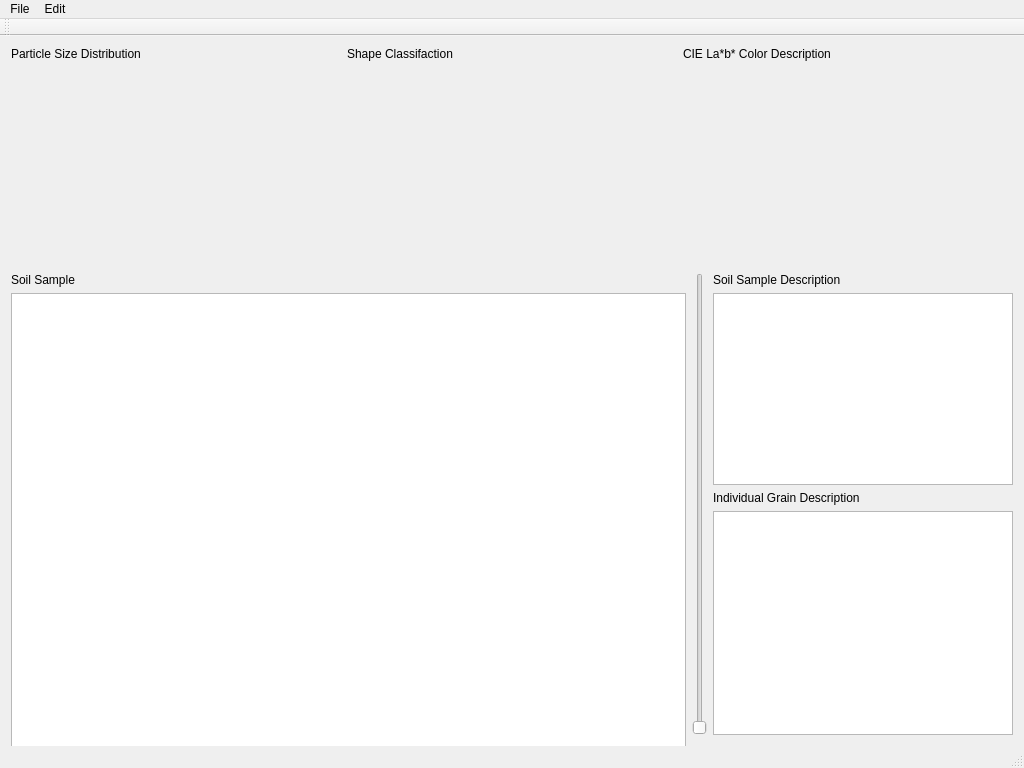
jellespijker/VisionSoilAnalyzer, file src/VisionSoilAnalyzer/VSAGUI/vsagui.ui: the form before one commit.
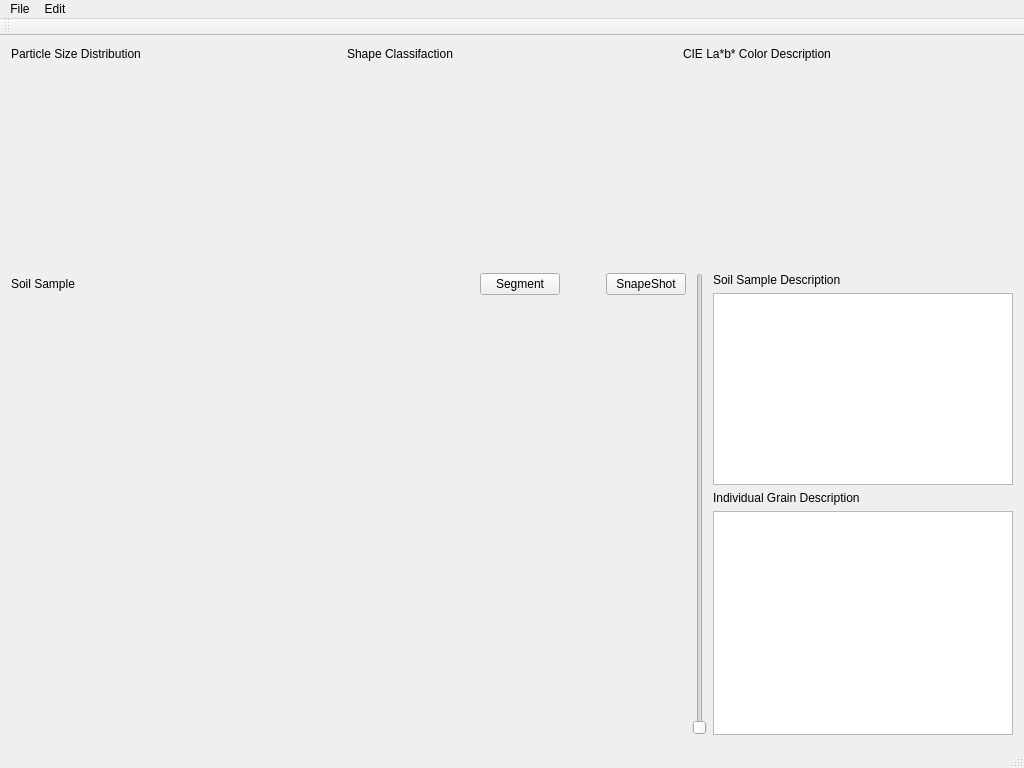
The form after the commit. Icons and pictures are not drawn. Custom widgets are drawn as their Qt base class.

Commit message: Image show fixed (sort off) 	modified:   src/VisionSoilAnalyzer/Hardware/CMakeLists.txt 	modified:   src/VisionSoilAnalyzer/Hardware/Hardware.h 	modified:   src/VisionSoilAnalyzer/Hardware/Microscope.cpp 	modified:   src/VisionSoilAnalyzer/Hardware/Microscope.h 	modified:   src/VisionSoilAnalyzer/VSAGUI/VSAGUI.pro 	modified:   src/VisionSoilAnalyzer/VSAGUI/opencvqt.h 	modified:   src/VisionSoilAnalyzer/VSAGUI/vsagui.cpp 	modified:   src/VisionSoilAnalyzer/VSAGUI/vsagui.h 	modified:   src/VisionSoilAnalyzer/VSAGUI/vsagui.ui

The edit to the form file:
```diff
--- a/src/VisionSoilAnalyzer/VSAGUI/vsagui.ui
+++ b/src/VisionSoilAnalyzer/VSAGUI/vsagui.ui
@@ -99,20 +99,76 @@
         <item>
          <layout class="QVBoxLayout" name="verticalLayout_7">
           <item>
-           <widget class="QLabel" name="label_sample">
-            <property name="text">
-             <string>Soil Sample</string>
-            </property>
-           </widget>
+           <layout class="QHBoxLayout" name="horizontalLayout_3">
+            <item>
+             <widget class="QLabel" name="label_sample">
+              <property name="text">
+               <string>Soil Sample</string>
+              </property>
+             </widget>
+            </item>
+            <item>
+             <spacer name="horizontalSpacer_2">
+              <property name="orientation">
+               <enum>Qt::Horizontal</enum>
+              </property>
+              <property name="sizeHint" stdset="0">
+               <size>
+                <width>40</width>
+                <height>20</height>
+               </size>
+              </property>
+             </spacer>
+            </item>
+            <item>
+             <widget class="QPushButton" name="SegmentButton">
+              <property name="text">
+               <string>Segment</string>
+              </property>
+             </widget>
+            </item>
+            <item>
+             <spacer name="horizontalSpacer">
+              <property name="orientation">
+               <enum>Qt::Horizontal</enum>
+              </property>
+              <property name="sizeType">
+               <enum>QSizePolicy::Minimum</enum>
+              </property>
+              <property name="sizeHint" stdset="0">
+               <size>
+                <width>40</width>
+                <height>20</height>
+               </size>
+              </property>
+             </spacer>
+            </item>
+            <item>
+             <widget class="QPushButton" name="SnapshotButton">
+              <property name="text">
+               <string>SnapeShot</string>
+              </property>
+             </widget>
+            </item>
+           </layout>
           </item>
           <item>
-           <widget class="QGraphicsView" name="graphicsView_soil">
+           <widget class="QLabel" name="MainImg">
             <property name="minimumSize">
              <size>
               <width>640</width>
               <height>480</height>
              </size>
             </property>
+            <property name="baseSize">
+             <size>
+              <width>640</width>
+              <height>480</height>
+             </size>
+            </property>
+            <property name="text">
+             <string/>
+            </property>
            </widget>
           </item>
          </layout>
```
Left out of the diff: 8 changed lines with no effect on the pictures. The commit also changes 8 other files.
